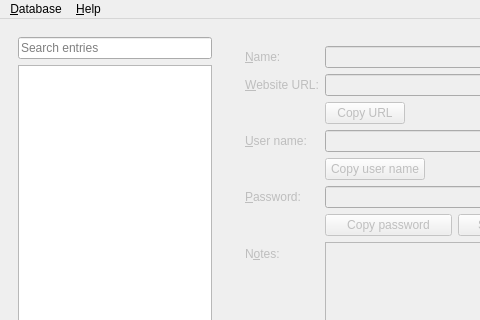
This is MainWindow.ui in veaceslav/qpass-qt5 as Qt 5 draws it before an edit; both pictures show x 0 to 480 and y 0 to 320 of the 785 by 581 pixel window. The edited form follows.
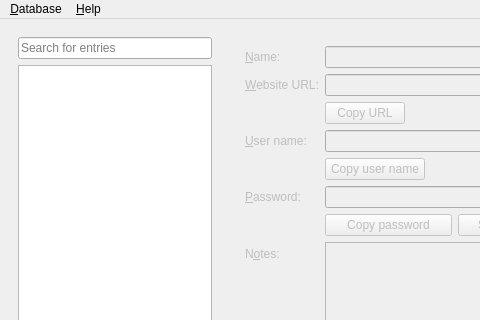
This is the edited form.

Commit message: Optimized counting in DataAccess

The edit to the form file:
```diff
--- a/MainWindow.ui
+++ b/MainWindow.ui
@@ -36,7 +36,7 @@
           <number>100</number>
          </property>
          <property name="placeholderText">
-          <string>Search entries</string>
+          <string>Search for entries</string>
          </property>
         </widget>
        </item>
```
Left out of the diff: 4 changed lines with no effect on the pictures. The commit also changes 1 other file.
